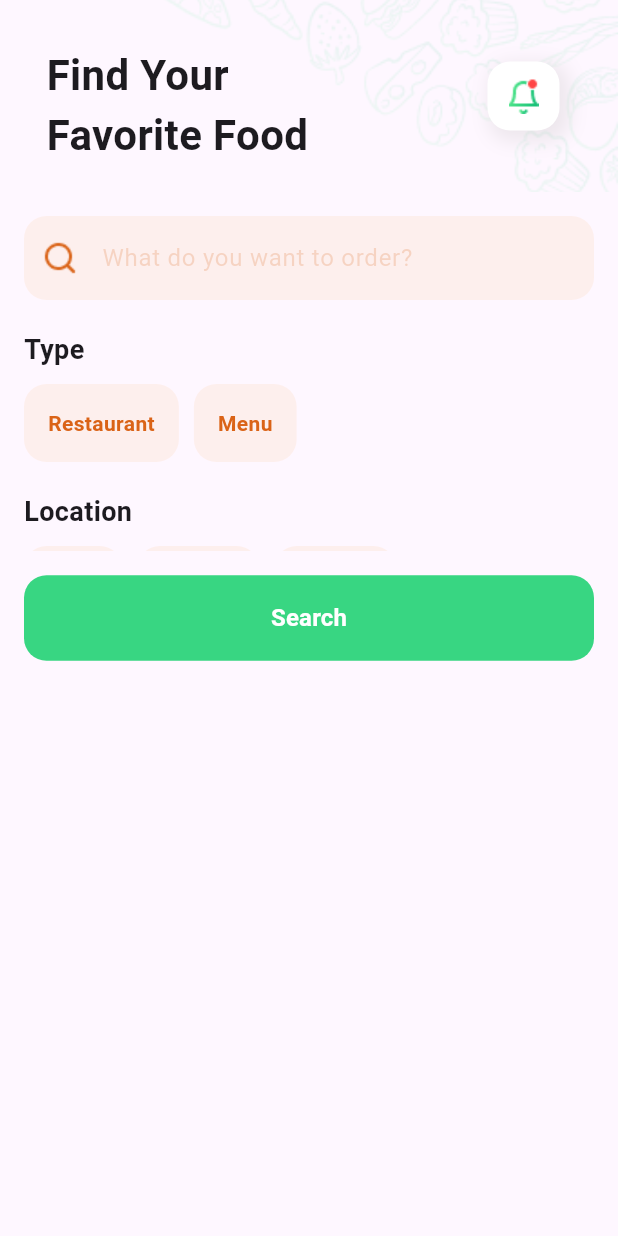
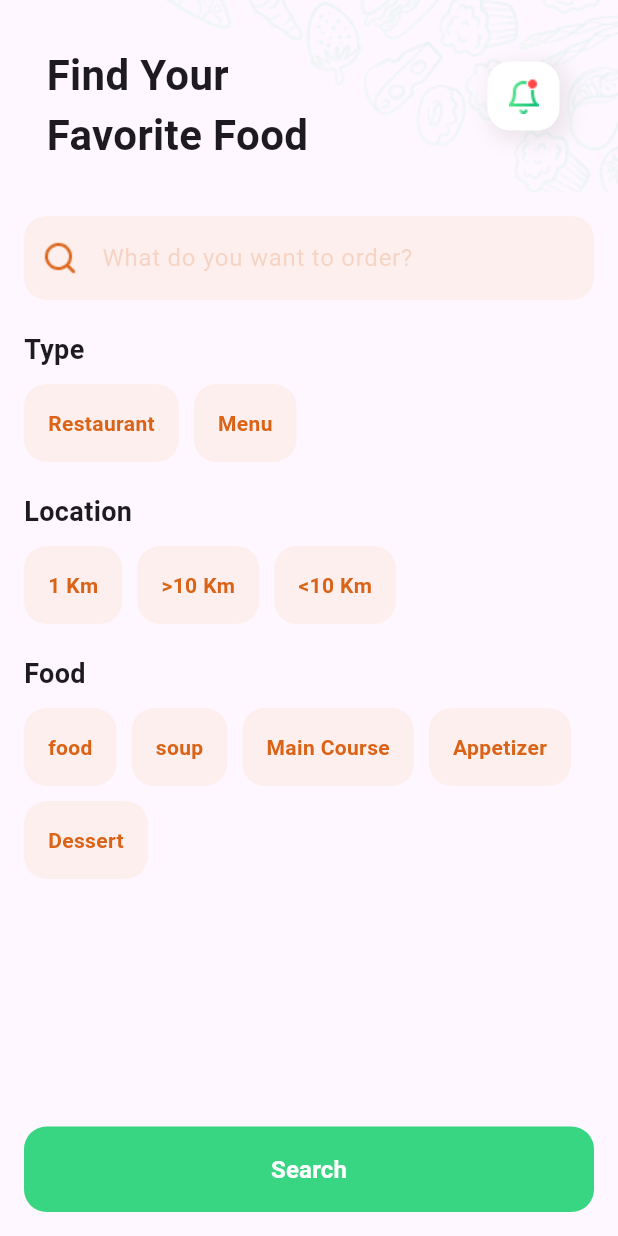
Before and after one commit to SlsabelHesham/food_app, a Flutter app: the FilterScreen screen opened directly with empty values, on a phone screen of 412 x 824 dp. Run offline on Flutter 3.47's test engine with Material 3 defaults, Android fonts, the phone set to English and light mode, and no system bars; our stand-ins replace cloud_firestore, equatable, firebase_core, flutter_bloc, google_nav_bar, location; accounts and stored records are empty.

Commit message:
handle search screen ui

```diff
--- a/lib/presentation/screens/search/search_screen.dart
+++ b/lib/presentation/screens/search/search_screen.dart
@@ -14,7 +14,6 @@ class FilterScreen extends StatefulWidget {
   const FilterScreen({super.key, required this.searchBloc});
 
   @override
-  // ignore: library_private_types_in_public_api
   _FiltersScreenState createState() => _FiltersScreenState();
 }
 
@@ -221,8 +220,7 @@ class _FiltersScreenState extends State<FilterScreen> {
                   ),
                 ),
               ),
-              Expanded(
-                child: BlocListener<SearchBloc, SearchState>(
+              BlocListener<SearchBloc, SearchState>(
                 listener: (context, state) {
                   if (state is LoadedState) {
                     WidgetsBinding.instance.addPostFrameCallback((_) {
@@ -244,13 +242,15 @@ class _FiltersScreenState extends State<FilterScreen> {
                 child: Center(
                   child: BlocBuilder<SearchBloc, SearchState>(
                     builder: (context, state) {
+                      if(state is InitialState){
+                        return const SizedBox();
+                      }
                       if (state is LoadingState) {
                         return const CircularProgressIndicator();
                       } else {
                         return const SizedBox();
                       }
                     },
-                    ),
                   ),
                 ),
               ),
```
Lines whose indentation alone changed are shown as unchanged.
